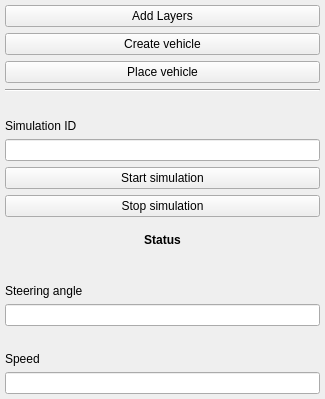
The window that qgis_swept_path_dockwidget_base.ui (lugafner/QgisSweptPath) describes before a commit, drawn with Qt 5.
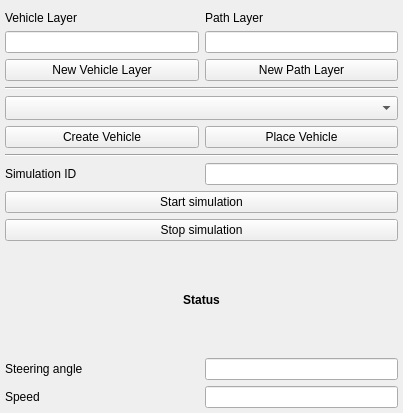
The same window after the commit.

Commit message: Reorganize GUI for bether layer handling

Patch:
```diff
--- a/qgis_swept_path_dockwidget_base.ui
+++ b/qgis_swept_path_dockwidget_base.ui
@@ -6,8 +6,8 @@
    <rect>
     <x>0</x>
     <y>0</y>
-    <width>325</width>
-    <height>399</height>
+    <width>403</width>
+    <height>413</height>
    </rect>
   </property>
   <property name="windowTitle">
@@ -27,30 +27,122 @@
     <property name="bottomMargin">
      <number>5</number>
     </property>
-    <item row="10" column="0">
+    <item row="9" column="1">
+     <widget class="QLineEdit" name="txtSimulationId"/>
+    </item>
+    <item row="6" column="0">
+     <widget class="QPushButton" name="btnCreateVehicle">
+      <property name="sizePolicy">
+       <sizepolicy hsizetype="Expanding" vsizetype="Fixed">
+        <horstretch>0</horstretch>
+        <verstretch>0</verstretch>
+       </sizepolicy>
+      </property>
+      <property name="text">
+       <string>Create Vehicle</string>
+      </property>
+     </widget>
+    </item>
+    <item row="1" column="1">
+     <widget class="QLabel" name="lblPathLayer">
+      <property name="minimumSize">
+       <size>
+        <width>0</width>
+        <height>20</height>
+       </size>
+      </property>
+      <property name="maximumSize">
+       <size>
+        <width>16777215</width>
+        <height>20</height>
+       </size>
+      </property>
+      <property name="text">
+       <string>Path Layer</string>
+      </property>
+      <property name="alignment">
+       <set>Qt::AlignBottom|Qt::AlignLeading|Qt::AlignLeft</set>
+      </property>
+     </widget>
+    </item>
+    <item row="12" column="0" colspan="2">
+     <widget class="QPushButton" name="btnStopSimulation">
+      <property name="text">
+       <string>Stop simulation</string>
+      </property>
+     </widget>
+    </item>
+    <item row="5" column="0" colspan="2">
+     <widget class="QComboBox" name="cmboVehicleSelect">
+      <property name="minimumSize">
+       <size>
+        <width>0</width>
+        <height>24</height>
+       </size>
+      </property>
+     </widget>
+    </item>
+    <item row="14" column="1">
      <widget class="QLineEdit" name="txtSteeringAngle"/>
     </item>
-    <item row="0" column="0">
-     <widget class="QPushButton" name="btnAddLayers">
+    <item row="14" column="0">
+     <widget class="QLabel" name="lblSteeringAngle">
       <property name="text">
-       <string>Add Layers</string>
+       <string>Steering angle</string>
       </property>
+      <property name="alignment">
+       <set>Qt::AlignLeading|Qt::AlignLeft|Qt::AlignVCenter</set>
+      </property>
      </widget>
     </item>
-    <item row="12" column="0">
+    <item row="11" column="0" colspan="2">
+     <widget class="QPushButton" name="btnStartSimulation">
+      <property name="text">
+       <string>Start simulation</string>
+      </property>
+     </widget>
+    </item>
+    <item row="8" column="0" colspan="2">
+     <widget class="Line" name="line1">
+      <property name="sizePolicy">
+       <sizepolicy hsizetype="Minimum" vsizetype="Fixed">
+        <horstretch>0</horstretch>
+        <verstretch>0</verstretch>
+       </sizepolicy>
+      </property>
+      <property name="lineWidth">
+       <number>1</number>
+      </property>
+      <property name="orientation">
+       <enum>Qt::Horizontal</enum>
+      </property>
+     </widget>
+    </item>
+    <item row="3" column="1">
+     <widget class="QPushButton" name="btnAddPathLayer">
+      <property name="text">
+       <string>New Path Layer</string>
+      </property>
+     </widget>
+    </item>
+    <item row="3" column="0">
+     <widget class="QPushButton" name="btnAddVehicleLayer">
+      <property name="text">
+       <string>New Vehicle Layer</string>
+      </property>
+     </widget>
+    </item>
+    <item row="2" column="0">
+     <widget class="QLineEdit" name="txtVehicleLayer">
+      <property name="readOnly">
+       <bool>true</bool>
+      </property>
+     </widget>
+    </item>
+    <item row="16" column="1">
      <widget class="QLineEdit" name="txtSpeed"/>
     </item>
-    <item row="11" column="0">
-     <widget class="QLabel" name="lblSpeed">
-      <property name="text">
-       <string>Speed</string>
-      </property>
-      <property name="alignment">
-       <set>Qt::AlignBottom|Qt::AlignLeading|Qt::AlignLeft</set>
-      </property>
-     </widget>
-    </item>
-    <item row="8" column="0">
+    <item row="13" column="0" colspan="2">
      <widget class="QLabel" name="lblStatus">
       <property name="font">
        <font>
@@ -66,61 +158,75 @@
       </property>
      </widget>
     </item>
-    <item row="3" column="0">
-     <widget class="Line" name="line1">
-      <property name="orientation">
-       <enum>Qt::Horizontal</enum>
-      </property>
-     </widget>
-    </item>
-    <item row="1" column="0">
-     <widget class="QPushButton" name="btnCreateVehicle">
-      <property name="text">
-       <string>Create vehicle</string>
-      </property>
-     </widget>
-    </item>
-    <item row="7" column="0">
-     <widget class="QPushButton" name="btnStopSimulation">
-      <property name="text">
-       <string>Stop simulation</string>
-      </property>
-     </widget>
-    </item>
-    <item row="5" column="0">
-     <widget class="QLineEdit" name="txtSimulationId"/>
-    </item>
     <item row="9" column="0">
-     <widget class="QLabel" name="lblSteeringAngle">
-      <property name="text">
-       <string>Steering angle</string>
-      </property>
-      <property name="alignment">
-       <set>Qt::AlignBottom|Qt::AlignLeading|Qt::AlignLeft</set>
-      </property>
-     </widget>
-    </item>
-    <item row="6" column="0">
-     <widget class="QPushButton" name="btnStartSimulation">
-      <property name="text">
-       <string>Start simulation</string>
-      </property>
-     </widget>
-    </item>
-    <item row="4" column="0">
      <widget class="QLabel" name="lblSimulationId">
+      <property name="layoutDirection">
+       <enum>Qt::RightToLeft</enum>
+      </property>
       <property name="text">
        <string>Simulation ID</string>
       </property>
       <property name="alignment">
+       <set>Qt::AlignLeading|Qt::AlignLeft|Qt::AlignVCenter</set>
+      </property>
+     </widget>
+    </item>
+    <item row="16" column="0">
+     <widget class="QLabel" name="lblSpeed">
+      <property name="text">
+       <string>Speed</string>
+      </property>
+      <property name="alignment">
+       <set>Qt::AlignLeading|Qt::AlignLeft|Qt::AlignVCenter</set>
+      </property>
+     </widget>
+    </item>
+    <item row="1" column="0">
+     <widget class="QLabel" name="lblVehicleLayer">
+      <property name="minimumSize">
+       <size>
+        <width>0</width>
+        <height>20</height>
+       </size>
+      </property>
+      <property name="maximumSize">
+       <size>
+        <width>16777215</width>
+        <height>20</height>
+       </size>
+      </property>
+      <property name="text">
+       <string>Vehicle Layer</string>
+      </property>
+      <property name="alignment">
        <set>Qt::AlignBottom|Qt::AlignLeading|Qt::AlignLeft</set>
       </property>
      </widget>
     </item>
-    <item row="2" column="0">
+    <item row="6" column="1">
      <widget class="QPushButton" name="btnPlaceVehicle">
+      <property name="sizePolicy">
+       <sizepolicy hsizetype="Expanding" vsizetype="Fixed">
+        <horstretch>0</horstretch>
+        <verstretch>0</verstretch>
+       </sizepolicy>
+      </property>
       <property name="text">
-       <string>Place vehicle</string>
+       <string>Place Vehicle</string>
+      </property>
+     </widget>
+    </item>
+    <item row="2" column="1">
+     <widget class="QLineEdit" name="txtPathLayer">
+      <property name="readOnly">
+       <bool>true</bool>
+      </property>
+     </widget>
+    </item>
+    <item row="4" column="0" colspan="2">
+     <widget class="Line" name="line">
+      <property name="orientation">
+       <enum>Qt::Horizontal</enum>
       </property>
      </widget>
     </item>
```
